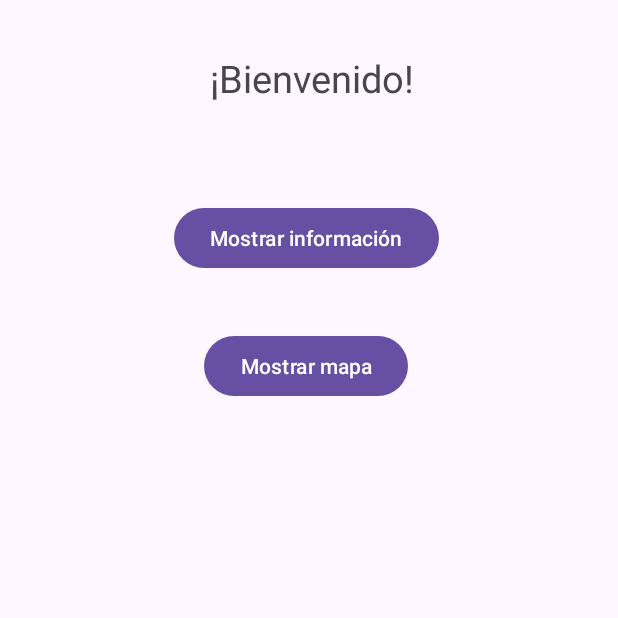
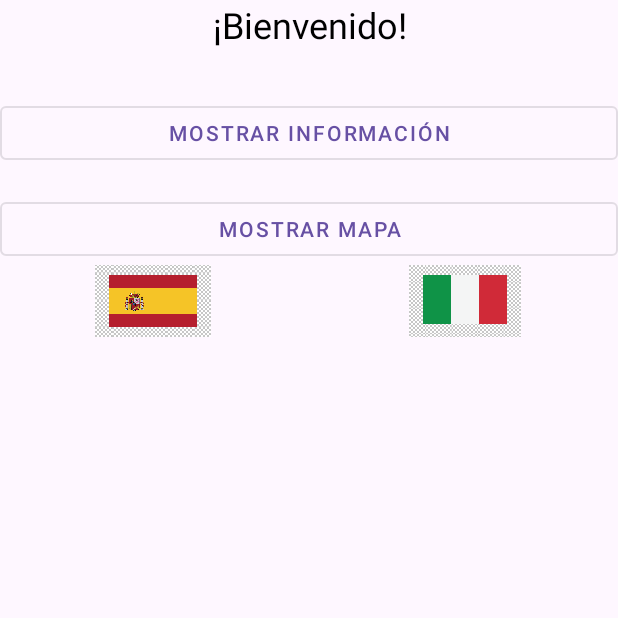
Before and after one commit to Coss02/CoMvApp, an Android app: the screen it shows after launch (MainActivity), on a phone screen of 412 x 824 dp, the top half of it. Run offline under Robolectric (Android 15) with nearby library versions, the phone set to English and light mode, and no system bars.

Commit message:
language choice

```diff
--- a/app/src/main/java/com/example/comovapp/MainActivity.java
+++ b/app/src/main/java/com/example/comovapp/MainActivity.java
@@ -24,6 +24,7 @@ import android.telephony.TelephonyManager;
 import android.util.Log;
 import android.view.View;
 import android.Manifest;
+import android.widget.ImageButton;
 import android.widget.TextView;
 
 import androidx.activity.EdgeToEdge;
@@ -65,9 +66,11 @@ public class MainActivity extends AppCompatActivity {
             v.setPadding(systemBars.left, systemBars.top, systemBars.right, systemBars.bottom);
             return insets;
         });
-        //Iniciamos TelephonyData
         this.telephonyData = new TelephonyData(this);
+        ImageButton it = findViewById(R.id.italianButton);
+        ImageButton es = findViewById(R.id.spanishButton);
     }
+
 
 
     public void openMapActivity(View v)
--- a/app/src/main/java/com/example/comovapp/mapView.java
+++ b/app/src/main/java/com/example/comovapp/mapView.java
@@ -140,8 +140,10 @@ public class mapView extends FragmentActivity implements OnMapReadyCallback {
         ArrayList<Cell> stageData = new ArrayList<>();
 
         for (Cell cell : telephonyData.getCells()) {
+            Log.e("Cells data", fullNoStagesDocument.toString());
             fullNoStagesDocument.add("cell " + Calendar.getInstance().getTime().toString(), gson.toJsonTree(cell).getAsJsonObject());
             stageData.add(cell);
+            Log.e("Cells data", fullNoStagesDocument.toString());
         }
         try (FileWriter writer = new FileWriter(file)) { // Append mode
             writer.write(gson.toJson(fullNoStagesDocument));
--- a/app/src/main/res/layout/activity_main.xml
+++ b/app/src/main/res/layout/activity_main.xml
@@ -5,80 +5,92 @@
     android:id="@+id/main"
     android:layout_width="match_parent"
     android:layout_height="match_parent"
+    android:padding="16dp"
     tools:context=".MainActivity">
 
     <TextView
         android:id="@+id/textView"
-        android:layout_width="wrap_content"
+        android:layout_width="0dp"
         android:layout_height="wrap_content"
-        android:layout_marginStart="140dp"
+        android:text="@string/bienvenido"
+        android:textSize="24sp"
+        android:textColor="@color/black"
+        app:layout_constraintBottom_toTopOf="@+id/showInformationButt"
+        app:layout_constraintStart_toStartOf="parent"
+        app:layout_constraintEnd_toEndOf="parent"
+        app:layout_constraintTop_toTopOf="parent"
+        android:textAlignment="center" />
+
+    <com.google.android.material.button.MaterialButton
+        android:id="@+id/showInformationButt"
+        style="@style/Widget.MaterialComponents.Button.OutlinedButton"
+        android:layout_width="0dp"
+        android:layout_height="wrap_content"
+        android:layout_marginTop="32dp"
+        android:text="@string/mostrar_informacion"
+        android:onClick="openInformationActivity"
+        app:layout_constraintTop_toBottomOf="@+id/textView"
+        app:layout_constraintStart_toStartOf="parent"
+        app:layout_constraintEnd_toEndOf="parent" />
+
+    <com.google.android.material.button.MaterialButton
+        android:id="@+id/showMapButt"
+        style="@style/Widget.MaterialComponents.Button.OutlinedButton"
+        android:layout_width="0dp"
+        android:layout_height="wrap_content"
         android:layout_marginTop="16dp"
-        android:layout_marginEnd="140dp"
-        android:layout_marginBottom="23dp"
-        android:text="¡Bienvenido!"
-        android:textSize="25sp"
-        app:layout_constraintBottom_toTopOf="@+id/showInformationButt"
+        android:text="@string/mostrar_mapa"
+        android:onClick="openMapActivity"
+        app:layout_constraintTop_toBottomOf="@+id/showInformationButt"
+        app:layout_constraintStart_toStartOf="parent"
+        app:layout_constraintEnd_toEndOf="parent" />
+
+    <ImageButton
+        android:id="@+id/spanishButton"
+        android:layout_width="0dp"
+        android:layout_height="48dp"
+        android:layout_marginEnd="2dp"
+        android:background="?attr/selectableItemBackgroundBorderless"
+        android:scaleType="fitCenter"
+        android:src="@drawable/spain"
+        app:layout_constraintBottom_toTopOf="@+id/scrollView"
+        app:layout_constraintEnd_toStartOf="@+id/italianButton"
+        app:layout_constraintStart_toStartOf="parent"
+        app:layout_constraintTop_toBottomOf="@+id/showMapButt"
+        app:layout_constraintHorizontal_weight="1" />
+
+    <ImageButton
+        android:id="@+id/italianButton"
+        android:layout_width="0dp"
+        android:layout_height="48dp"
+        android:layout_marginStart="2dp"
+        android:background="?attr/selectableItemBackgroundBorderless"
+        android:scaleType="fitCenter"
+        android:src="@drawable/italy"
+        app:layout_constraintBottom_toTopOf="@+id/scrollView"
         app:layout_constraintEnd_toEndOf="parent"
-        app:layout_constraintHorizontal_bias="0.0"
-        app:layout_constraintStart_toStartOf="parent"
-        app:layout_constraintTop_toTopOf="parent" />
-
-    <Button
-        android:id="@+id/showMapButt"
-        android:layout_width="wrap_content"
-        android:layout_height="wrap_content"
-        android:layout_marginStart="136dp"
-        android:layout_marginTop="3dp"
-        android:layout_marginEnd="137dp"
-        android:layout_marginBottom="537dp"
-        android:onClick="openMapActivity"
-        android:text="Mostrar mapa"
-        app:layout_constraintBottom_toBottomOf="parent"
-        app:layout_constraintEnd_toEndOf="parent"
-        app:layout_constraintHorizontal_bias="0.0"
-        app:layout_constraintStart_toStartOf="parent"
-        app:layout_constraintTop_toBottomOf="@+id/showInformationButt" />
-
-    <Button
-        android:id="@+id/showInformationButt"
-        android:layout_width="wrap_content"
-        android:layout_height="wrap_content"
-        android:layout_marginStart="116dp"
-        android:layout_marginTop="23dp"
-        android:layout_marginEnd="116dp"
-        android:layout_marginBottom="15dp"
-        android:onClick="openInformationActivity"
-        android:text="Mostrar información"
-        app:layout_constraintBottom_toTopOf="@+id/showMapButt"
-        app:layout_constraintEnd_toEndOf="parent"
-        app:layout_constraintHorizontal_bias="0.0"
-        app:layout_constraintStart_toStartOf="parent"
-        app:layout_constraintTop_toBottomOf="@+id/textView" />
-
-    <androidx.constraintlayout.widget.Guideline
-        android:id="@+id/guideline"
-        android:layout_width="wrap_content"
-        android:layout_height="wrap_content"
-        android:orientation="vertical"
-        app:layout_constraintGuide_begin="20dp" />
+        app:layout_constraintHorizontal_weight="1"
+        app:layout_constraintStart_toEndOf="@+id/spanishButton"
+        app:layout_constraintTop_toBottomOf="@+id/showMapButt"
+        app:layout_constraintVertical_bias="0.0" />
 
     <ScrollView
-        android:layout_width="404dp"
-        android:layout_height="519dp"
-        android:layout_marginTop="8dp"
-        android:layout_marginBottom="2dp"
+        android:id="@+id/scrollView"
+        android:layout_width="0dp"
+        android:layout_height="0dp"
         app:layout_constraintBottom_toBottomOf="parent"
         app:layout_constraintEnd_toEndOf="parent"
         app:layout_constraintStart_toStartOf="parent"
-        app:layout_constraintTop_toBottomOf="@+id/showMapButt">
+        app:layout_constraintTop_toBottomOf="@+id/spanishButton"
+        android:layout_marginTop="16dp">
 
         <TextView
             android:id="@+id/showInfoText"
-            android:layout_width="wrap_content"
+            android:layout_width="match_parent"
             android:layout_height="wrap_content"
-            android:layout_marginStart="36dp"
-            android:layout_marginTop="20dp"
-            app:layout_constraintStart_toStartOf="parent"
-            app:layout_constraintTop_toTopOf="parent" />
+            android:padding="16dp"
+            android:textSize="16sp"
+            android:textColor="@color/black"/>
     </ScrollView>
+
 </androidx.constraintlayout.widget.ConstraintLayout>
--- a/app/src/main/res/values/strings.xml
+++ b/app/src/main/res/values/strings.xml
@@ -1,4 +1,8 @@
+<?xml version="1.0" encoding="utf-8"?>
 <resources>
     <string name="app_name">CoMovApp</string>
     <string name="title_activity_map_view">mapView</string>
+    <string name="mostrar_informacion">Mostrar información</string>
+    <string name="bienvenido">¡Bienvenido!</string>
+    <string name="mostrar_mapa">Mostrar mapa</string>
 </resources>
```
Also changed, not shown: app/src/main/res/drawable/italy.png (added), app/src/main/res/drawable/spain.png (added), 1 other file.
